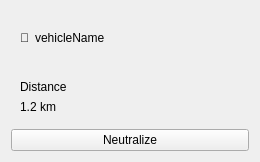
Above: presentation/ui/vehicledetail.ui from sametozalp/phantom-lock-defence-system before the change. Below: the same form after it.
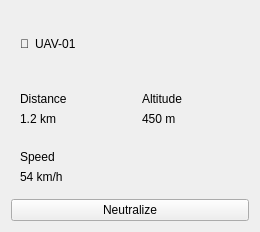
That is the form after the change.

Commit message: update vehicle detail widget

Patch:
```diff
--- a/presentation/ui/vehicledetail.ui
+++ b/presentation/ui/vehicledetail.ui
@@ -7,7 +7,7 @@
     <x>0</x>
     <y>0</y>
     <width>260</width>
-    <height>162</height>
+    <height>232</height>
    </rect>
   </property>
   <layout class="QVBoxLayout" name="verticalLayout_4">
@@ -24,7 +24,7 @@
       <item>
        <widget class="QLabel" name="vehicleName">
         <property name="text">
-         <string>vehicleName</string>
+         <string>UAV-01</string>
         </property>
        </widget>
       </item>
@@ -66,6 +66,46 @@
        </layout>
       </widget>
      </item>
+     <item row="0" column="1">
+      <widget class="QWidget" name="altitudeGridItem" native="true">
+       <layout class="QVBoxLayout" name="verticalLayout_3">
+        <item>
+         <widget class="QLabel" name="label_4">
+          <property name="text">
+           <string>Altitude</string>
+          </property>
+         </widget>
+        </item>
+        <item>
+         <widget class="QLabel" name="altitude">
+          <property name="text">
+           <string>450 m</string>
+          </property>
+         </widget>
+        </item>
+       </layout>
+      </widget>
+     </item>
+     <item row="1" column="0">
+      <widget class="QWidget" name="speedGridItem" native="true">
+       <layout class="QVBoxLayout" name="verticalLayout_3">
+        <item>
+         <widget class="QLabel" name="label_4">
+          <property name="text">
+           <string>Speed</string>
+          </property>
+         </widget>
+        </item>
+        <item>
+         <widget class="QLabel" name="speed">
+          <property name="text">
+           <string>54 km/h</string>
+          </property>
+         </widget>
+        </item>
+       </layout>
+      </widget>
+     </item>
     </layout>
    </item>
    <item>
```
